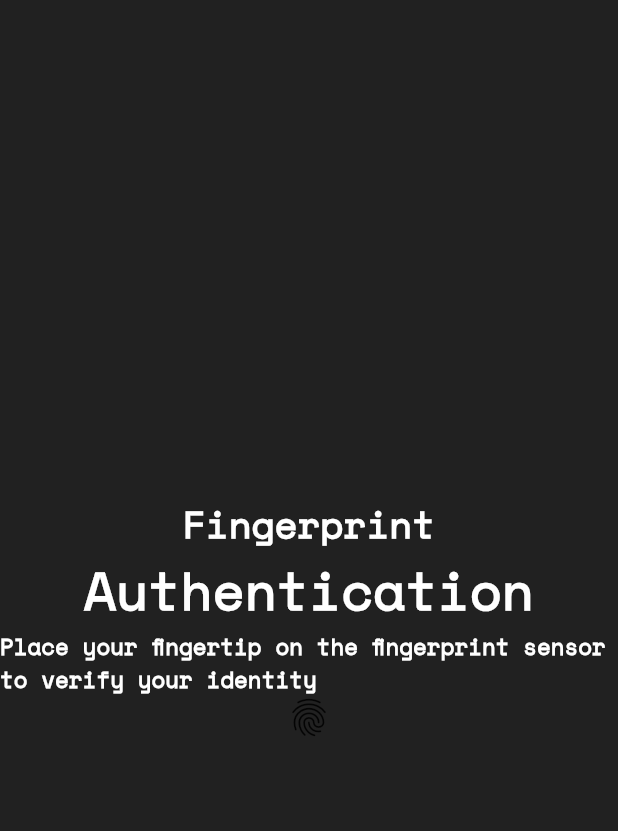
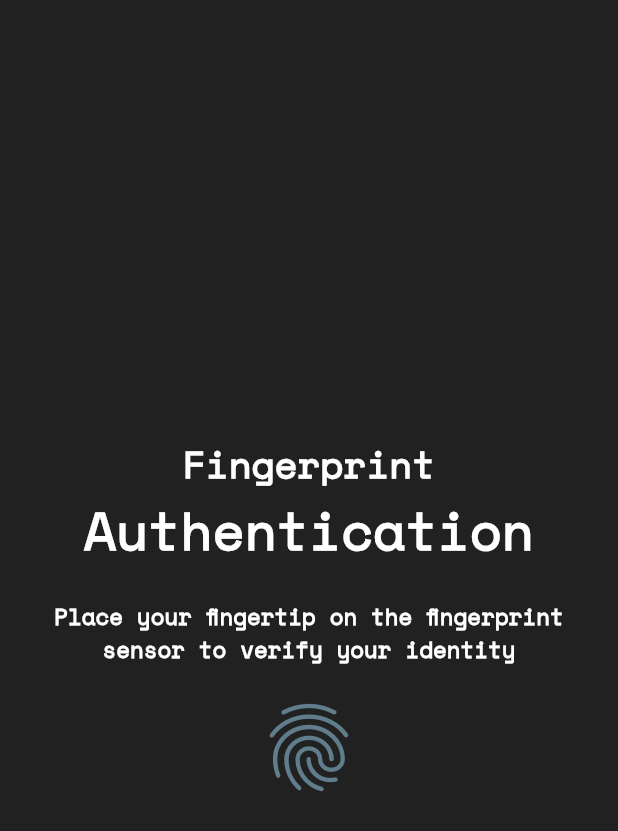
Before and after one commit to richardjoy530/notepad, a Flutter app: the FingerPrint screen opened directly, on a phone screen of 412 x 824 dp. Shown: the top 831 px of the screen. Run offline on Flutter 3.47's test engine with Material 2 defaults, Android fonts, the phone set to English and light mode, and no system bars; our stand-ins replace local_auth, shared_preferences, sqflite; accounts and stored records are empty.

Commit message:
Working on Fingerprint Auth

```diff
--- a/lib/fingerprintscreen.dart
+++ b/lib/fingerprintscreen.dart
@@ -18,9 +18,7 @@ class _FingerPrintListenerState extends State<FingerPrintListener> {
       setState(() {});
       authenticated =
           await auth.authenticateWithBiometrics(localizedReason: null);
-      setState(() {
-        _isAuthenticating = false;
-      });
+      setState(() {});
     } on PlatformException catch (e) {
       print(e);
     }
@@ -34,13 +32,11 @@ class _FingerPrintListenerState extends State<FingerPrintListener> {
       builder: (BuildContext context, AsyncSnapshot<bool> snapshot) {
         if (snapshot.hasData) {
           if (snapshot.data != null) {
-            //snapshot.data is equal to the value returned from getPinEnable()
             return snapshot.data ? MyTabbedHome() : FingerPrintListener();
           } else {
             throw CircularProgressIndicator(); //you should handle this case if your function returns null
           }
         } else {
-          print('circling');
           return FingerPrint();
         }
       },
@@ -70,14 +66,22 @@ class _FingerPrintState extends State<FingerPrint> {
             style: TextStyle(
                 fontSize: 35, color: Colors.white, fontWeight: FontWeight.bold),
           ),
-          Text(
-            'Place your fingertip on the fingerprint sensor to verify your identity',
-            style: TextStyle(
-                fontSize: 15, color: Colors.white, fontWeight: FontWeight.bold),
+          Padding(
+            padding: const EdgeInsets.all(20),
+            child: Text(
+              'Place your fingertip on the fingerprint sensor to verify your identity',
+              textAlign: TextAlign.center,
+              style: TextStyle(
+                fontSize: 15,
+                color: Colors.white,
+                fontWeight: FontWeight.bold,
+              ),
+            ),
           ),
           Icon(
             Icons.fingerprint,
-            size: 30,
+            size: 70,
+            color: Colors.blueGrey,
           )
         ],
       ),
--- a/lib/main.dart
+++ b/lib/main.dart
@@ -54,12 +54,11 @@ class _MyAppState extends State<MyApp> {
               if (snapshot.data != null) {
                 return snapshot.data == 0
                     ? MyTabbedHome()
-                    : snapshot.data == 1 ? PinCode : FingerPrintListener();
+                    : snapshot.data == 1 ? PinCode() : FingerPrintListener();
               } else {
                 throw Exception(); //you should handle this case if your function returns null
               }
             } else {
-              print('circling');
               return Center(
                 child: CircularProgressIndicator(),
               );
@@ -165,7 +164,6 @@ class _MyTabbedHomeState extends State<MyTabbedHome>
   }
 
   void updateListView() {
-    print("Updating");
     final Future<Database> dbFuture = databaseHelper.initializeDatabase();
     dbFuture.then((database) {
       Future<List<Note>> noteListFuture = databaseHelper.getNoteList();
@@ -327,7 +325,6 @@ class _MyTabbedHomeState extends State<MyTabbedHome>
               icon: Icon(Icons.menu),
               onPressed: () {
                 setState(() {
-                  print('pressed');
                   _onMenuPressed(context);
                 });
               }),
--- a/lib/pincode.dart
+++ b/lib/pincode.dart
@@ -45,16 +45,13 @@ class _PinCodeState extends State<PinCode> {
               ),
               TextField(
                 onChanged: (value) {
-                  // ignore: unrelated_type_equality_checks
                   pinData.getPin().then((pin) {
-                    print(['Pin on PinCode page is = ', pin]);
                     if (pin == value || pin == '') {
                       navigateToHome(context);
                     }
                   });
                 },
                 onSubmitted: (value) {
-                  // ignore: unrelated_type_equality_checks
                   pinData.getPin().then((pin) {
                     if (pin == value) {
                       navigateToHome(context);
@@ -75,7 +72,6 @@ class _PinCodeState extends State<PinCode> {
                       color: Colors.grey[700],
                       fontWeight: FontWeight.bold),
                   counterText: '',
-                  //counterStyle: TextStyle(color: Colors.grey[900]),
                   hintText: '...',
                   border: InputBorder.none,
                 ),
```
Also changed, not shown: lib/note.dart (+5 -5 lines), lib/pincodeset.dart (+64 -4 lines), lib/settings.dart (+7 -4 lines), 1 other file.
